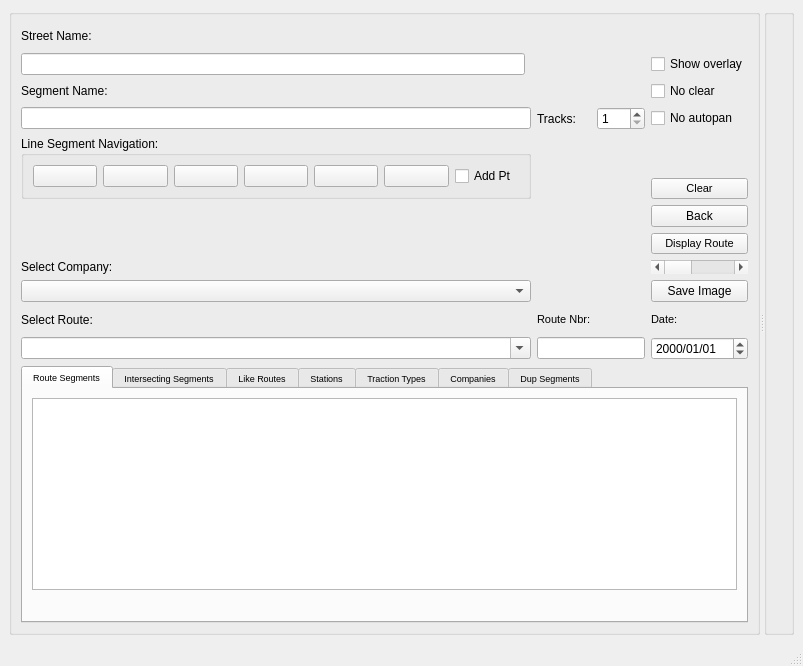
Before: the Qt Designer form mapper_app/ui/mainwindow.ui in allenck/mapper, drawn with Qt 5.
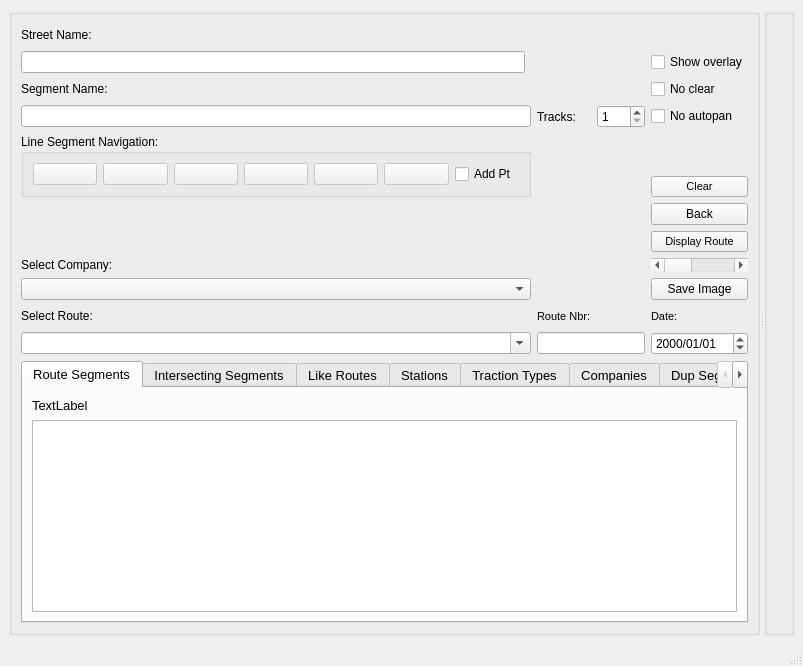
After: the same form once the commit is applied. The open tabs and pages were chosen to show the change. Icons and pictures are not drawn. Custom widgets are drawn as their Qt base class.

Commit message: RouteView OtherRouteView, ...

The edit to the form file:
```diff
--- a/mapper_app/ui/mainwindow.ui
+++ b/mapper_app/ui/mainwindow.ui
@@ -14,8 +14,8 @@
    <string>Mapper</string>
   </property>
   <widget class="QWidget" name="centralwidget">
-   <layout class="QGridLayout" name="gridLayout_2">
-    <item row="0" column="0">
+   <layout class="QVBoxLayout" name="verticalLayout_5">
+    <item>
      <widget class="QSplitter" name="splitter">
       <property name="sizePolicy">
        <sizepolicy hsizetype="Expanding" vsizetype="Expanding">
@@ -143,7 +143,7 @@
           </property>
           <property name="font">
            <font>
-            <pointsize>7</pointsize>
+            <pointsize>10</pointsize>
            </font>
           </property>
           <property name="toolTip">
@@ -171,11 +171,15 @@
            <attribute name="toolTip">
             <string>Display all the segments that make up a route. </string>
            </attribute>
-           <layout class="QFormLayout" name="formLayout">
-            <property name="fieldGrowthPolicy">
-             <enum>QFormLayout::AllNonFixedFieldsGrow</enum>
-            </property>
-            <item row="0" column="0" colspan="2">
+           <layout class="QVBoxLayout" name="verticalLayout_6">
+            <item>
+             <widget class="QLabel" name="routeViewLabel">
+              <property name="text">
+               <string>TextLabel</string>
+              </property>
+             </widget>
+            </item>
+            <item>
              <widget class="QTableView" name="tblRouteView">
               <property name="sizePolicy">
                <sizepolicy hsizetype="Expanding" vsizetype="Maximum">
@@ -420,6 +424,9 @@
           <layout class="QHBoxLayout" name="horizontalLayout_3">
            <item>
             <widget class="QPushButton" name="btnFirst">
+             <property name="enabled">
+              <bool>false</bool>
+             </property>
              <property name="toolTip">
               <string>&lt;html&gt;&lt;head/&gt;&lt;body&gt;&lt;p&gt;Go to beginning (tail) of segment.&lt;/p&gt;&lt;p&gt;&lt;br/&gt;&lt;/p&gt;&lt;/body&gt;&lt;/html&gt;</string>
              </property>
@@ -440,6 +447,9 @@
            </item>
            <item>
             <widget class="QPushButton" name="btnPrev">
+             <property name="enabled">
+              <bool>false</bool>
+             </property>
              <property name="toolTip">
               <string>Previous point.</string>
              </property>
@@ -460,6 +470,9 @@
            </item>
            <item>
             <widget class="QPushButton" name="btnNext">
+             <property name="enabled">
+              <bool>false</bool>
+             </property>
              <property name="toolTip">
               <string>Next point.</string>
              </property>
@@ -480,6 +493,9 @@
            </item>
            <item>
             <widget class="QPushButton" name="btnLast">
+             <property name="enabled">
+              <bool>false</bool>
+             </property>
              <property name="toolTip">
               <string>&lt;html&gt;&lt;head/&gt;&lt;body&gt;&lt;p&gt;Go to last point (head) of segment.&lt;/p&gt;&lt;/body&gt;&lt;/html&gt;</string>
              </property>
@@ -500,6 +516,9 @@
            </item>
            <item>
             <widget class="QPushButton" name="btnSplit">
+             <property name="enabled">
+              <bool>false</bool>
+             </property>
              <property name="toolTip">
               <string>Split a line at current point.</string>
              </property>
@@ -520,6 +539,9 @@
            </item>
            <item>
             <widget class="QPushButton" name="btnDeletePt">
+             <property name="enabled">
+              <bool>false</bool>
+             </property>
              <property name="toolTip">
               <string>Delete current point. </string>
              </property>
```
Left out of the diff: 22 changed lines with no effect on the pictures. The commit also changes 12 other files.
